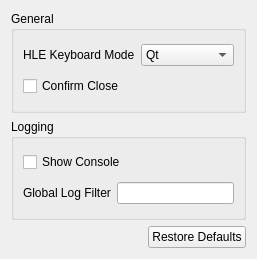
Above: src/citra/configuration/general.ui from Gegopat/citra before the change. Below: the same form after it.
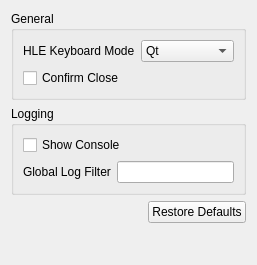
That is the form after the change.

Patch:
```diff
--- a/src/citra/configuration/general.ui
+++ b/src/citra/configuration/general.ui
@@ -7,7 +7,7 @@
     <x>0</x>
     <y>0</y>
     <width>257</width>
-    <height>259</height>
+    <height>265</height>
    </rect>
   </property>
   <property name="windowTitle">
@@ -104,6 +104,19 @@
        </property>
       </widget>
      </item>
+     <item>
+      <spacer name="verticalSpacer">
+       <property name="orientation">
+        <enum>Qt::Vertical</enum>
+       </property>
+       <property name="sizeHint" stdset="0">
+        <size>
+         <width>20</width>
+         <height>40</height>
+        </size>
+       </property>
+      </spacer>
+     </item>
     </layout>
    </item>
   </layout>
```
